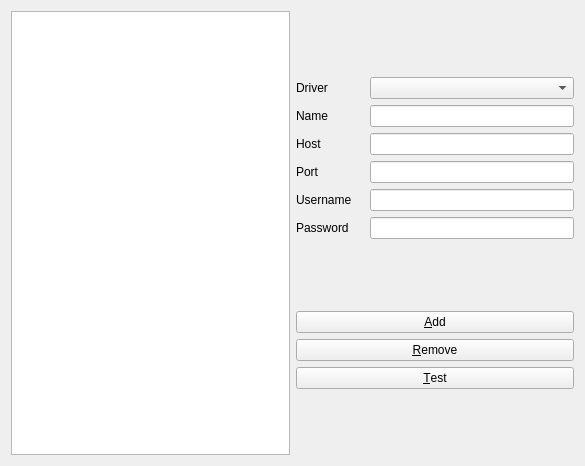
First picture: the form in src/ui/databasesettingsdialog.ui, repository krajsz/traffic-counter-opencv, before the edit.
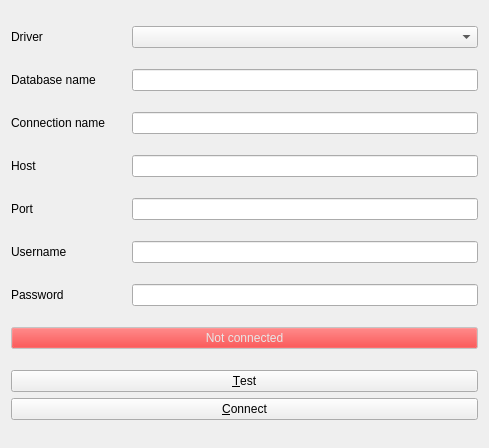
Second picture: the form after the edit.

Commit message: database connectivity updated.

The edit to the form file:
```diff
--- a/src/ui/databasesettingsdialog.ui
+++ b/src/ui/databasesettingsdialog.ui
@@ -6,29 +6,43 @@
    <rect>
     <x>0</x>
     <y>0</y>
-    <width>585</width>
-    <height>466</height>
+    <width>489</width>
+    <height>448</height>
    </rect>
   </property>
   <property name="windowTitle">
    <string>Database settings</string>
   </property>
-  <layout class="QGridLayout" name="gridLayout">
+  <layout class="QGridLayout" name="gridLayout_2" columnstretch="1">
+   <item row="1" column="0">
+    <layout class="QHBoxLayout" name="horizontalLayout_7" stretch="1,3">
+     <item>
+      <widget class="QLabel" name="dbNameLabel">
+       <property name="text">
+        <string>Database name</string>
+       </property>
+      </widget>
+     </item>
+     <item>
+      <widget class="QLineEdit" name="dbNameLineEdit"/>
+     </item>
+    </layout>
+   </item>
+   <item row="2" column="0">
+    <layout class="QHBoxLayout" name="horizontalLayout_6" stretch="1,3">
+     <item>
+      <widget class="QLabel" name="connectionNameLabel">
+       <property name="text">
+        <string>Connection name</string>
+       </property>
+      </widget>
+     </item>
+     <item>
+      <widget class="QLineEdit" name="connectionNameLineEdit"/>
+     </item>
+    </layout>
+   </item>
    <item row="0" column="0">
-    <widget class="QListWidget" name="sqlConnectionsListWidget">
-     <property name="editTriggers">
-      <set>QAbstractItemView::NoEditTriggers</set>
-     </property>
-     <property name="alternatingRowColors">
-      <bool>true</bool>
-     </property>
-    </widget>
-   </item>
-   <item row="0" column="1">
-    <layout class="QVBoxLayout" name="verticalLayout_2" stretch="7,0">
-     <item>
-      <layout class="QVBoxLayout" name="verticalLayout">
-       <item>
         <layout class="QHBoxLayout" name="horizontalLayout_5" stretch="1,3">
          <item>
           <widget class="QLabel" name="sqlDriverLabel">
@@ -42,49 +56,7 @@
          </item>
         </layout>
        </item>
-       <item>
-        <layout class="QHBoxLayout" name="horizontalLayout_6" stretch="1,3">
-         <item>
-          <widget class="QLabel" name="connectionNameLabel">
-           <property name="text">
-            <string>Name</string>
-           </property>
-          </widget>
-         </item>
-         <item>
-          <widget class="QLineEdit" name="connectionNameLineEdit"/>
-         </item>
-        </layout>
-       </item>
-       <item>
-        <layout class="QHBoxLayout" name="horizontalLayout" stretch="1,3">
-         <item>
-          <widget class="QLabel" name="hostLabel">
-           <property name="text">
-            <string>Host</string>
-           </property>
-          </widget>
-         </item>
-         <item>
-          <widget class="QLineEdit" name="hostLineEdit"/>
-         </item>
-        </layout>
-       </item>
-       <item>
-        <layout class="QHBoxLayout" name="horizontalLayout_2" stretch="1,3">
-         <item>
-          <widget class="QLabel" name="portLabel">
-           <property name="text">
-            <string>Port</string>
-           </property>
-          </widget>
-         </item>
-         <item>
-          <widget class="QLineEdit" name="portLineEdit"/>
-         </item>
-        </layout>
-       </item>
-       <item>
+   <item row="5" column="0">
         <layout class="QHBoxLayout" name="horizontalLayout_3" stretch="1,3">
          <item>
           <widget class="QLabel" name="userNameLabel">
@@ -98,7 +70,7 @@
          </item>
         </layout>
        </item>
-       <item>
+   <item row="6" column="0">
         <layout class="QHBoxLayout" name="horizontalLayout_4" stretch="1,3">
          <item>
           <widget class="QLabel" name="passwordLabel">
@@ -112,35 +84,138 @@
          </item>
         </layout>
        </item>
-      </layout>
-     </item>
+   <item row="3" column="0">
+    <layout class="QHBoxLayout" name="horizontalLayout" stretch="1,3">
      <item>
-      <layout class="QVBoxLayout" name="verticalLayout_3">
-       <item>
-        <widget class="QPushButton" name="addNewConnectionButton">
+      <widget class="QLabel" name="hostLabel">
          <property name="text">
-          <string>&amp;Add</string>
+        <string>Host</string>
          </property>
         </widget>
        </item>
        <item>
-        <widget class="QPushButton" name="removeConnectionButton">
+      <widget class="QLineEdit" name="hostLineEdit"/>
+     </item>
+    </layout>
+   </item>
+   <item row="4" column="0">
+    <layout class="QHBoxLayout" name="horizontalLayout_2" stretch="1,3">
+     <item>
+      <widget class="QLabel" name="portLabel">
          <property name="text">
-          <string>&amp;Remove</string>
+        <string>Port</string>
          </property>
         </widget>
        </item>
        <item>
+      <widget class="QLineEdit" name="portLineEdit"/>
+     </item>
+    </layout>
+   </item>
+   <item row="8" column="0">
+    <layout class="QGridLayout" name="gridLayout">
+     <item row="1" column="0">
         <widget class="QPushButton" name="testConnectionButton">
          <property name="text">
           <string>&amp;Test</string>
          </property>
         </widget>
        </item>
-      </layout>
+     <item row="2" column="0">
+      <widget class="QPushButton" name="connectToDatabaseButton">
+       <property name="text">
+        <string>&amp;Connect</string>
+       </property>
+      </widget>
      </item>
     </layout>
    </item>
+   <item row="7" column="0">
+    <widget class="QPushButton" name="connectionStatusButton">
+     <property name="enabled">
+      <bool>false</bool>
+     </property>
+     <property name="palette">
+      <palette>
+       <active>
+        <colorrole role="Button">
+         <brush brushstyle="SolidPattern">
+          <color alpha="255">
+           <red>255</red>
+           <green>0</green>
+           <blue>0</blue>
+          </color>
+         </brush>
+        </colorrole>
+        <colorrole role="ButtonText">
+         <brush brushstyle="SolidPattern">
+          <color alpha="255">
+           <red>0</red>
+           <green>0</green>
+           <blue>0</blue>
+          </color>
+         </brush>
+        </colorrole>
+       </active>
+       <inactive>
+        <colorrole role="Button">
+         <brush brushstyle="SolidPattern">
+          <color alpha="255">
+           <red>255</red>
+           <green>0</green>
+           <blue>0</blue>
+          </color>
+         </brush>
+        </colorrole>
+        <colorrole role="ButtonText">
+         <brush brushstyle="SolidPattern">
+          <color alpha="255">
+           <red>0</red>
+           <green>0</green>
+           <blue>0</blue>
+          </color>
+         </brush>
+        </colorrole>
+       </inactive>
+       <disabled>
+        <colorrole role="Button">
+         <brush brushstyle="SolidPattern">
+          <color alpha="255">
+           <red>255</red>
+           <green>0</green>
+           <blue>0</blue>
+          </color>
+         </brush>
+        </colorrole>
+        <colorrole role="ButtonText">
+         <brush brushstyle="SolidPattern">
+          <color alpha="255">
+           <red>231</red>
+           <green>231</green>
+           <blue>231</blue>
+          </color>
+         </brush>
+        </colorrole>
+       </disabled>
+      </palette>
+     </property>
+     <property name="autoFillBackground">
+      <bool>false</bool>
+     </property>
+     <property name="text">
+      <string>Not connected</string>
+     </property>
+     <property name="checkable">
+      <bool>false</bool>
+     </property>
+     <property name="default">
+      <bool>true</bool>
+     </property>
+     <property name="flat">
+      <bool>false</bool>
+     </property>
+    </widget>
+   </item>
   </layout>
  </widget>
  <resources/>
```
Lines whose indentation alone changed are shown as unchanged. The commit also changes 5 other files.
